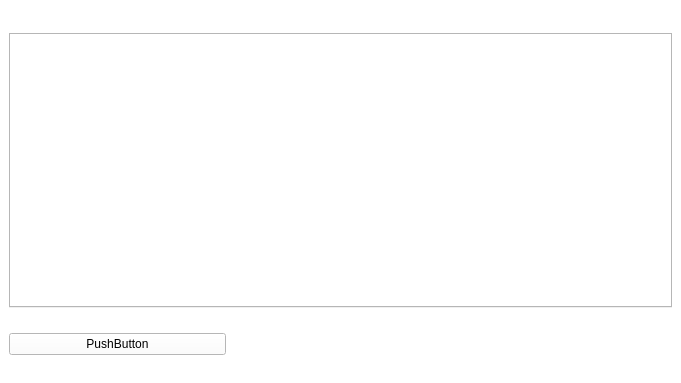
First picture: the form in client/include/mainwindow.ui, repository cowboymalboro1884/MessLess, before the edit.
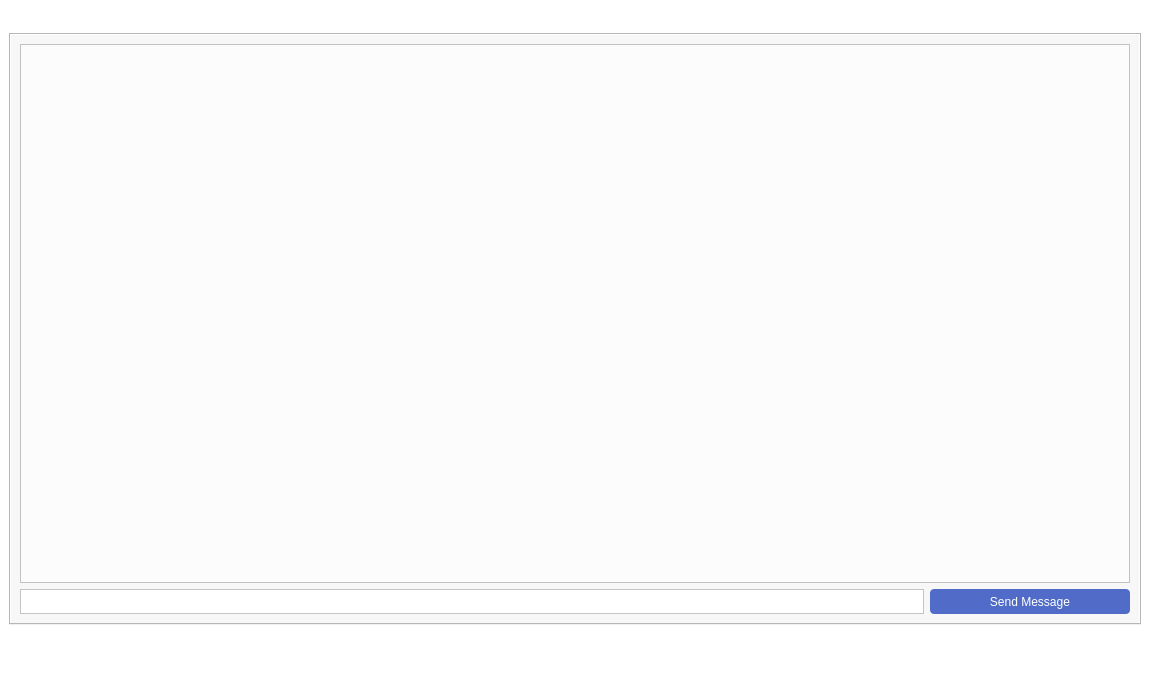
Second picture: the form after the edit. The open tabs and pages were chosen to show the change. Icons and pictures are not drawn.

What changed in the file:
```diff
--- a/client/include/mainwindow.ui
+++ b/client/include/mainwindow.ui
@@ -6,10 +6,16 @@
    <rect>
     <x>0</x>
     <y>0</y>
-    <width>681</width>
-    <height>383</height>
+    <width>1150</width>
+    <height>700</height>
    </rect>
   </property>
+  <property name="sizePolicy">
+   <sizepolicy hsizetype="Fixed" vsizetype="Fixed">
+    <horstretch>0</horstretch>
+    <verstretch>0</verstretch>
+   </sizepolicy>
+  </property>
   <property name="windowTitle">
    <string>MainWindow</string>
   </property>
@@ -17,8 +23,14 @@
    <string notr="true">background-color:rgb(255, 255, 255)</string>
   </property>
   <widget class="QWidget" name="centralwidget">
-   <layout class="QGridLayout" name="gridLayout_2">
-    <item row="0" column="0">
+   <property name="sizePolicy">
+    <sizepolicy hsizetype="Fixed" vsizetype="Fixed">
+     <horstretch>0</horstretch>
+     <verstretch>0</verstretch>
+    </sizepolicy>
+   </property>
+   <layout class="QVBoxLayout" name="verticalLayout_2">
+    <item>
      <widget class="QTabWidget" name="tabWidget">
       <property name="styleSheet">
        <string notr="true">QTabWidget:tab-bar
@@ -105,21 +117,153 @@
        </layout>
       </widget>
       <widget class="QWidget" name="tab_3">
+       <property name="styleSheet">
+        <string notr="true">background-color:rgb(247, 247, 247)</string>
+       </property>
        <attribute name="title">
         <string>Страница</string>
        </attribute>
+       <layout class="QVBoxLayout" name="verticalLayout_3">
+        <item>
+         <widget class="QScrollArea" name="scrollArea_2">
+          <property name="styleSheet">
+           <string notr="true">background-color:rgb(252, 252, 252)</string>
+          </property>
+          <property name="widgetResizable">
+           <bool>true</bool>
+          </property>
+          <widget class="QWidget" name="messages">
+           <property name="geometry">
+            <rect>
+             <x>0</x>
+             <y>0</y>
+             <width>1098</width>
+             <height>522</height>
+            </rect>
+           </property>
+           <layout class="QVBoxLayout" name="verticalLayout_5">
+            <item>
+             <layout class="QVBoxLayout" name="messages_scroll"/>
+            </item>
+           </layout>
+          </widget>
+         </widget>
+        </item>
+        <item>
+         <layout class="QHBoxLayout" name="horizontalLayout_4">
+          <item>
+           <widget class="QTextEdit" name="message">
+            <property name="sizePolicy">
+             <sizepolicy hsizetype="Fixed" vsizetype="Fixed">
+              <horstretch>0</horstretch>
+              <verstretch>0</verstretch>
+             </sizepolicy>
+            </property>
+            <property name="maximumSize">
+             <size>
+              <width>1000</width>
+              <height>25</height>
+             </size>
+            </property>
+            <property name="styleSheet">
+             <string notr="true">height:50px;
+background-color:white;</string>
+            </property>
+           </widget>
+          </item>
+          <item>
+           <widget class="QPushButton" name="send_button">
+            <property name="sizePolicy">
+             <sizepolicy hsizetype="Fixed" vsizetype="Fixed">
+              <horstretch>200</horstretch>
+              <verstretch>0</verstretch>
+             </sizepolicy>
+            </property>
+            <property name="maximumSize">
+             <size>
+              <width>200</width>
+              <height>25</height>
+             </size>
+            </property>
+            <property name="styleSheet">
+             <string notr="true">QPushButton {
+background-color: rgb(80, 108, 200);
+	color: white;
+border: 1px black;
+     border-radius: 4px;
+	height:26px;
+	width: 200px;
+	font: 63 8pt &quot;Yu Gothic UI Semibold&quot;;
+}
+
+
+QPushButton:hover{
+border: 1px solid rgb(255, 255, 255);
+}</string>
+            </property>
+            <property name="text">
+             <string>Send Message</string>
+            </property>
+           </widget>
+          </item>
+         </layout>
+        </item>
+       </layout>
       </widget>
      </widget>
     </item>
-    <item row="1" column="0">
+    <item>
      <layout class="QHBoxLayout" name="horizontalLayout_2">
+      <item>
+       <spacer name="horizontalSpacer_3">
+        <property name="orientation">
+         <enum>Qt::Horizontal</enum>
+        </property>
+        <property name="sizeType">
+         <enum>QSizePolicy::Fixed</enum>
+        </property>
+        <property name="sizeHint" stdset="0">
+         <size>
+          <width>200</width>
+          <height>20</height>
+         </size>
+        </property>
+       </spacer>
+      </item>
       <item>
        <widget class="QPushButton" name="chatButton">
+        <property name="styleSheet">
+         <string notr="true">
+background-color: transparent;
+width:10px;
+height:60px;
+image: url(:img/chat.png);
+background: none;
+border: none;
+background-repeat: none;
+</string>
+        </property>
         <property name="text">
-         <string>PushButton</string>
+         <string/>
         </property>
        </widget>
       </item>
+      <item>
+       <spacer name="horizontalSpacer">
+        <property name="orientation">
+         <enum>Qt::Horizontal</enum>
+        </property>
+        <property name="sizeType">
+         <enum>QSizePolicy::Fixed</enum>
+        </property>
+        <property name="sizeHint" stdset="0">
+         <size>
+          <width>200</width>
+          <height>20</height>
+         </size>
+        </property>
+       </spacer>
+      </item>
       <item>
        <widget class="QPushButton" name="projectsButton">
         <property name="styleSheet">
@@ -138,6 +282,22 @@
         </property>
        </widget>
       </item>
+      <item>
+       <spacer name="horizontalSpacer_2">
+        <property name="orientation">
+         <enum>Qt::Horizontal</enum>
+        </property>
+        <property name="sizeType">
+         <enum>QSizePolicy::Fixed</enum>
+        </property>
+        <property name="sizeHint" stdset="0">
+         <size>
+          <width>200</width>
+          <height>20</height>
+         </size>
+        </property>
+       </spacer>
+      </item>
       <item>
        <widget class="QPushButton" name="accButton">
         <property name="styleSheet">
@@ -156,6 +316,22 @@
         </property>
        </widget>
       </item>
+      <item>
+       <spacer name="horizontalSpacer_4">
+        <property name="orientation">
+         <enum>Qt::Horizontal</enum>
+        </property>
+        <property name="sizeType">
+         <enum>QSizePolicy::Fixed</enum>
+        </property>
+        <property name="sizeHint" stdset="0">
+         <size>
+          <width>200</width>
+          <height>20</height>
+         </size>
+        </property>
+       </spacer>
+      </item>
      </layout>
     </item>
    </layout>
```
Left out of the diff: 20 changed lines with no effect on the pictures.
